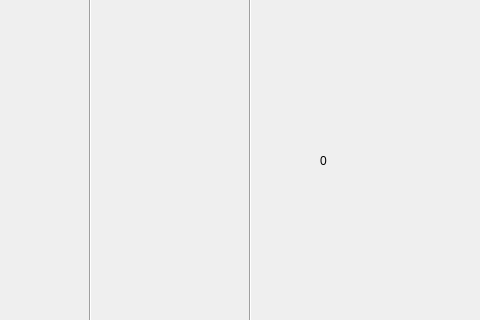
Qt form gamewindow.ui (TwinIsland-CCC/RhythmGame_Project_1_00) before a commit; both pictures show x 320 to 800 and y 147 to 467 of the 800 by 600 pixel window.
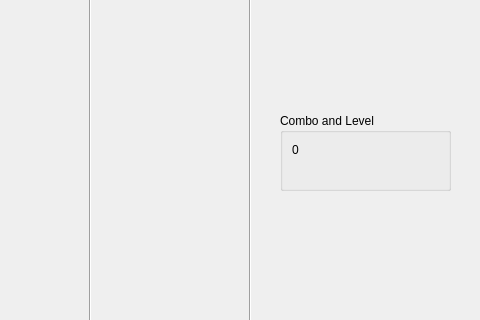
The same form after that commit. Icons and pictures are not drawn. Custom widgets are drawn as their Qt base class.

Diff of the .ui file:
```diff
--- a/gamewindow.ui
+++ b/gamewindow.ui
@@ -156,31 +156,34 @@
      <bool>true</bool>
     </property>
    </widget>
-   <widget class="QLabel" name="ComboLabel">
+   <widget class="QGroupBox" name="groupBox">
     <property name="geometry">
      <rect>
-      <x>640</x>
-      <y>300</y>
-      <width>72</width>
-      <height>15</height>
+      <x>600</x>
+      <y>260</y>
+      <width>171</width>
+      <height>78</height>
      </rect>
     </property>
-    <property name="text">
-     <string>0</string>
+    <property name="title">
+     <string>Combo and Level</string>
     </property>
-   </widget>
-   <widget class="QLabel" name="LevelLabel">
-    <property name="geometry">
-     <rect>
-      <x>640</x>
-      <y>340</y>
-      <width>72</width>
-      <height>15</height>
-     </rect>
-    </property>
-    <property name="text">
-     <string/>
-    </property>
+    <layout class="QVBoxLayout" name="verticalLayout">
+     <item>
+      <widget class="QLabel" name="ComboLabel">
+       <property name="text">
+        <string>0</string>
+       </property>
+      </widget>
+     </item>
+     <item>
+      <widget class="QLabel" name="LevelLabel">
+       <property name="text">
+        <string/>
+       </property>
+      </widget>
+     </item>
+    </layout>
    </widget>
    <zorder>PauseBtn</zorder>
    <zorder>line</zorder>
```
Left out of the diff: 3 changed lines with no effect on the pictures.
